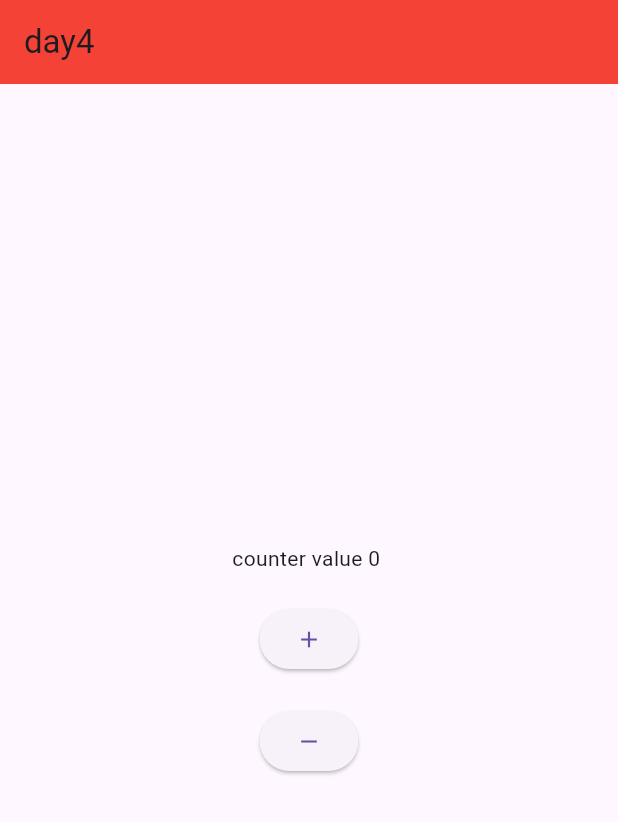
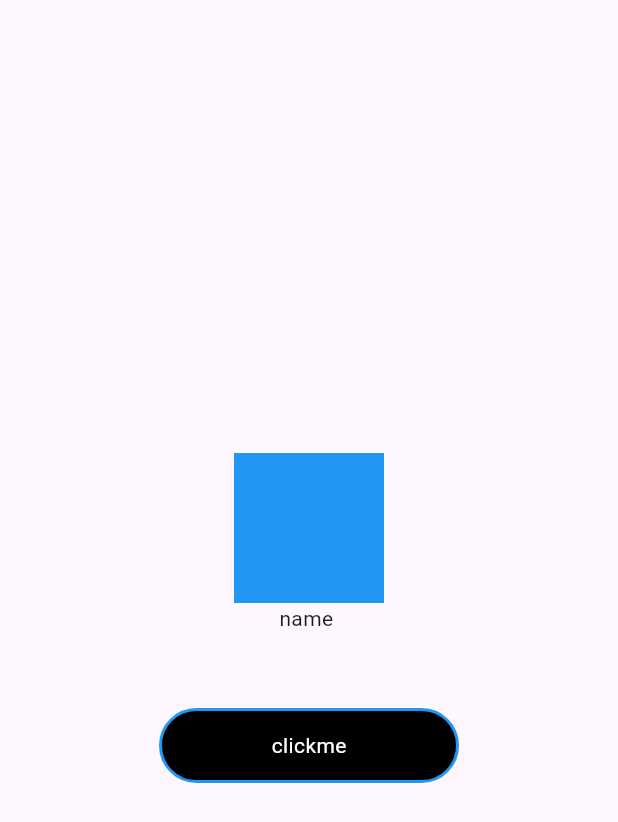
Before and after one commit to Haroonflutter830/flutter30days, a Flutter app: the screen it shows after launch, on a phone screen of 412 x 824 dp. Shown: the top 822 px of the screen. Run offline on Flutter 3.47's test engine with Material 3 defaults, Android fonts, the light colour scheme and no system bars; our stand-ins replace font_awesome_flutter.

Commit message:
Day 5 updates

```diff
--- a/lib/main.dart
+++ b/lib/main.dart
@@ -3,6 +3,7 @@ import 'package:haroon/page/Day1.dart';
 import 'package:haroon/page/day2.dart';
 import 'package:haroon/page/day3.dart';
 import 'package:haroon/page/day4.dart';
+import 'package:haroon/page/day5.dart';
 import 'package:haroon/page/login_page.dart';
 import 'package:haroon/page/sign_up.dart';
 import 'package:haroon/page/tik_tok.dart';
@@ -14,9 +15,17 @@ class MyApp extends StatelessWidget{
   @override
   Widget build(BuildContext context) {
     return MaterialApp(
+      themeMode: ThemeMode.light,
+      darkTheme: ThemeData(
+        brightness: Brightness.dark,
+        primarySwatch: Colors.red,
+      ),
+
+
+
       debugShowCheckedModeBanner: false,
       title: "the nation",
-      home:MyStateFullWidget(),
+     home: Day5(),
     );
   }
 
--- a/lib/page/day4.dart
+++ b/lib/page/day4.dart
@@ -17,7 +17,6 @@ Widget build(BuildContext context){
     return Scaffold(
     appBar: AppBar(
       title: Text('day4'),
-      backgroundColor: Colors.red,
 
     ),
       body:Center(
@@ -35,7 +34,7 @@ Widget build(BuildContext context){
             SizedBox(height: 20,),
             ElevatedButton(onPressed:  (){
               setState(() {
-
+              value-=1;
               });
 
             }, child:Icon(Icons.remove)),
--- /dev/null
+++ b/lib/page/day5.dart
@@ -0,0 +1,74 @@
+
+
+
+
+
+
+
+import 'package:flutter/material.dart';
+class Day5 extends StatefulWidget{
+  @override
+    _Day5State createState() => _Day5State();
+  }
+
+
+class _Day5State extends State<Day5>{
+  String data='';
+  double h=100;
+  double w=100;
+  @override
+  Widget build(BuildContext context){
+    return Scaffold(
+      body: Center(
+        child: Column(
+          mainAxisAlignment:MainAxisAlignment.center ,
+          children: [
+          AnimatedContainer(
+            color: Colors.blue,
+            width: w,
+            height: h,
+            duration: Duration(
+              milliseconds: (900),
+            ),
+
+            ),
+            Text("name $data"),
+            SizedBox(height: 50,),
+            InkWell(
+              onTap: (){
+                call();
+
+              },
+               child: Container(
+                alignment: Alignment.center,
+                height: 50,
+                width: 200,
+                decoration: BoxDecoration(
+                  color: Colors.black,
+                  border: Border.all(color: Colors.blue,width: 2),
+                  borderRadius: BorderRadius.circular(50),
+
+
+                ),
+
+                child: Text("clickme",style: TextStyle(color: Colors.white),),
+              ),
+            ),
+          ],
+        ),
+      ),
+
+    );
+  }
+  void call(){
+    setState(() {
+      h+=50;
+      w+=50;
+      data="Haroon ${calculate(10, 40)}";
+    });
+  }
+  int calculate(int num1, int num2){
+    return num1+num2;
+  }
+
+  }
```
Also changed, not shown: 1 other file.
